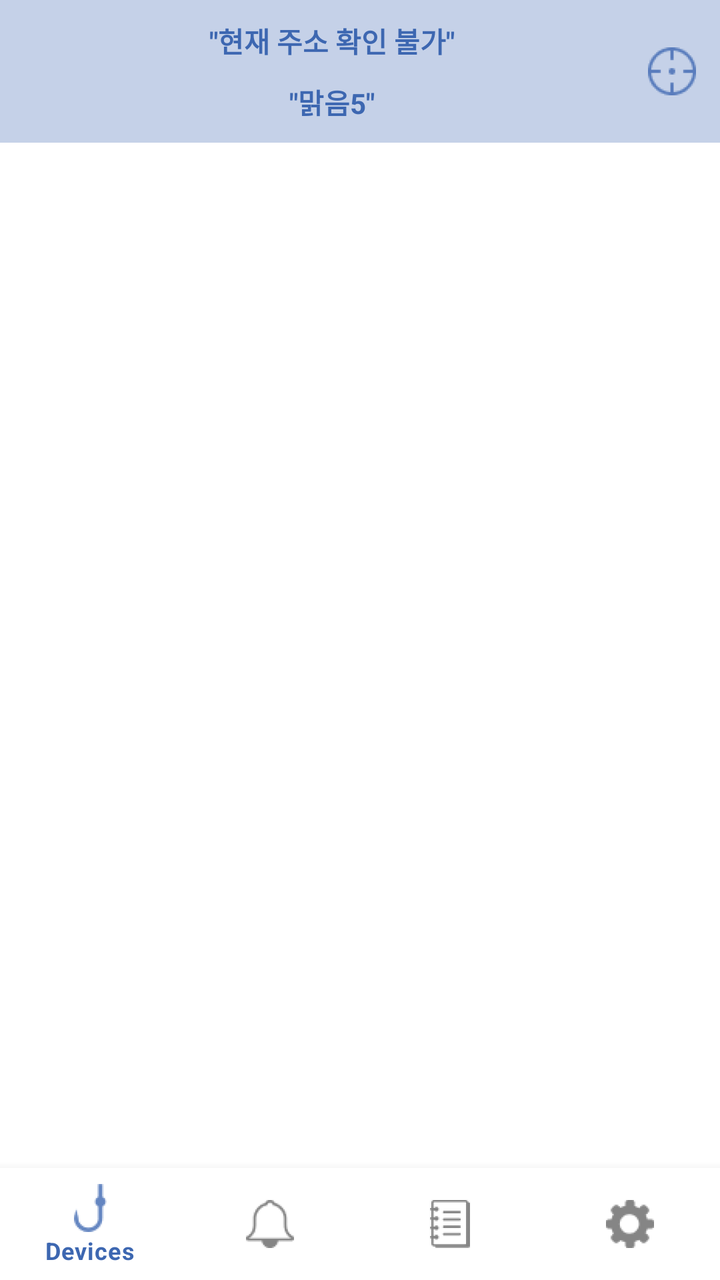
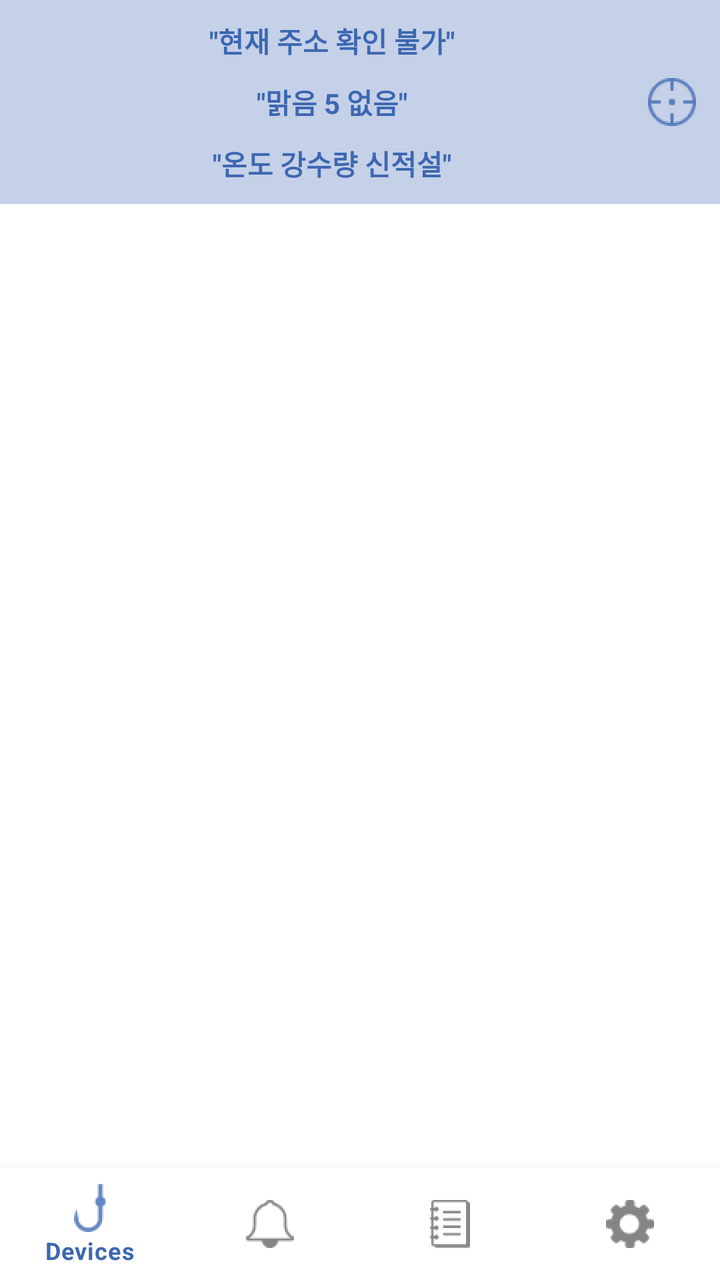

Two renders of the same Android screen: before a commit and after it. Below are the layout's source before the change and the commit's diff.
<!-- AndroidManifest.xml: application theme Theme.MyApplication -->
<!-- res/layout/activity_main.xml -->
<?xml version="1.0" encoding="utf-8"?>
<layout
    xmlns:android="http://schemas.android.com/apk/res/android"
    xmlns:app="http://schemas.android.com/apk/res-auto"
    xmlns:tools="http://schemas.android.com/tools">
    <data>
        <variable
            name="address"
            type="String" />
        <variable
            name="sky"
            type="String" />
        <variable
            name="waveheight"
            type="String" />
        <variable
            name="rainprop"
            type="String" />
    </data>

    <LinearLayout
        android:layout_width="match_parent"
        android:layout_height="match_parent"
        android:orientation="vertical"
        tools:context=".MainActivity">

        <androidx.constraintlayout.widget.ConstraintLayout
            android:background="@color/ColorBlueChemi30"
            android:padding="10dp"
            android:layout_width="match_parent"
            android:layout_height="wrap_content">
            <TextView
                android:id="@+id/textview_address"
                android:textStyle="bold"
                android:textColor="@color/ColorBlueChemi"
                android:text='@{address, default="현재 주소 확인 불가"}'
                android:layout_width="wrap_content"
                android:layout_height="match_parent"
                app:layout_constraintTop_toTopOf="parent"
                app:layout_constraintBottom_toTopOf="@id/textview_weather"
                app:layout_constraintLeft_toLeftOf="parent"
                app:layout_constraintRight_toLeftOf="@id/button_location"
                />
            <ImageButton
                android:id="@+id/button_location"
                android:padding="2dp"
                android:background="?attr/selectableItemBackgroundBorderless"
                android:layout_width="wrap_content"
                android:layout_height="wrap_content"
                android:src="@drawable/ic_location"
                android:layout_weight="1"
                android:onClick="getCurrentAddress"
                app:layout_constraintRight_toRightOf="parent"
                app:layout_constraintTop_toTopOf="parent"
                app:layout_constraintBottom_toBottomOf="parent"/>
            <TextView
                android:id="@+id/textview_weather"
                android:layout_width="wrap_content"
                android:layout_height="wrap_content"
                android:textColor="@color/ColorBlueChemi"
                android:textStyle="bold"
                android:text='@{sky + " " + waveheight + " " + rainprop, default="맑음5"}'
                android:gravity="center"
                android:layout_marginTop="10dp"
                app:layout_constraintTop_toBottomOf="@id/textview_address"
                app:layout_constraintBottom_toBottomOf="parent"
                app:layout_constraintLeft_toLeftOf="parent"
                app:layout_constraintRight_toLeftOf="@id/button_location"
                />

        </androidx.constraintlayout.widget.ConstraintLayout>

        <LinearLayout
            android:id="@+id/linearlayout_fragment"
            android:layout_width="match_parent"
            android:layout_height="match_parent"
            android:layout_weight="1"
            android:orientation="vertical" />
        <com.google.android.material.bottomnavigation.BottomNavigationView
            android:id="@+id/bottomNavi"
            android:layout_width="match_parent"
            android:layout_height="wrap_content"
            app:menu="@menu/my_navigation_items"/>

    </LinearLayout>
</layout>
<!-- resources referenced by this layout -->
<resources>
  <color name="ColorBlueChemi">#FF3D67B1</color>
  <color name="ColorBlueChemi30">#4C3D67B1</color>
  <!-- drawable ic_location: png bitmap (drawable-hdpi, 1254 bytes) -->
  <style name="Theme.MyApplication" parent="Theme.MaterialComponents.DayNight.DarkActionBar">
          
          <item name="colorPrimary">@color/ColorBlueChemi</item>
          <item name="colorPrimaryVariant">@color/ColorBlueChemiDark</item>
          <item name="colorOnPrimary">@color/white</item>
          
          <item name="colorSecondary">@color/teal_200</item>
          <item name="colorSecondaryVariant">@color/teal_700</item>
          <item name="colorOnSecondary">@color/black</item>
          
          <item name="android:statusBarColor" tools:targetApi="l">?attr/colorPrimaryVariant</item>
          
          <item name="fontFamily">@font/nanumgothic</item>
      </style>
  <color name="ColorBlueChemiDark">#FF234D96</color>
  <color name="white">#FFFFFFFF</color>
  <color name="teal_200">#FF03DAC5</color>
  <color name="teal_700">#FF018786</color>
  <color name="black">#FF000000</color>
</resources>

<!-- the commit's change to res/layout/activity_main.xml (unified diff, before → after) -->
@@ -15,6 +15,15 @@
             type="String" />
         <variable
             name="rainprop"
+            type="String" />
+        <variable
+            name="temperature"
+            type="String" />
+        <variable
+            name="rainFall"
+            type="String" />
+        <variable
+            name="snowFall"
             type="String" />
     </data>
 
@@ -52,17 +61,31 @@
                 android:onClick="getCurrentAddress"
                 app:layout_constraintRight_toRightOf="parent"
                 app:layout_constraintTop_toTopOf="parent"
-                app:layout_constraintBottom_toBottomOf="parent"/>
+                app:layout_constraintBottom_toBottomOf="parent" />
             <TextView
                 android:id="@+id/textview_weather"
                 android:layout_width="wrap_content"
                 android:layout_height="wrap_content"
                 android:textColor="@color/ColorBlueChemi"
                 android:textStyle="bold"
-                android:text='@{sky + " " + waveheight + " " + rainprop, default="맑음5"}'
+                android:text='@{sky + " " + waveheight + " " + rainprop, default="맑음 5 없음"}'
                 android:gravity="center"
                 android:layout_marginTop="10dp"
                 app:layout_constraintTop_toBottomOf="@id/textview_address"
+                app:layout_constraintBottom_toBottomOf="@id/textview_weather2"
+                app:layout_constraintLeft_toLeftOf="parent"
+                app:layout_constraintRight_toLeftOf="@id/button_location"
+                />
+            <TextView
+                android:id="@+id/textview_weather2"
+                android:layout_width="wrap_content"
+                android:layout_height="wrap_content"
+                android:textColor="@color/ColorBlueChemi"
+                android:textStyle="bold"
+                android:text='@{temperature + " " + rainFall + " " + snowFall, default="온도 강수량 신적설"}'
+                android:gravity="center"
+                android:layout_marginTop="10dp"
+                app:layout_constraintTop_toBottomOf="@id/textview_weather"
                 app:layout_constraintBottom_toBottomOf="parent"
                 app:layout_constraintLeft_toLeftOf="parent"
                 app:layout_constraintRight_toLeftOf="@id/button_location"
